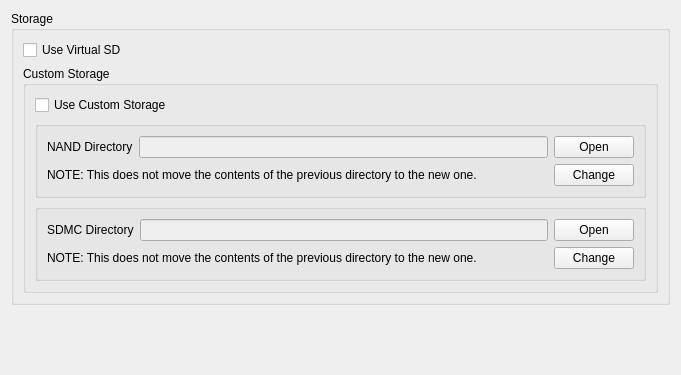
yeager/Borked3DS, file src/borked3ds_qt/configuration/configure_storage.ui: the form before one commit.
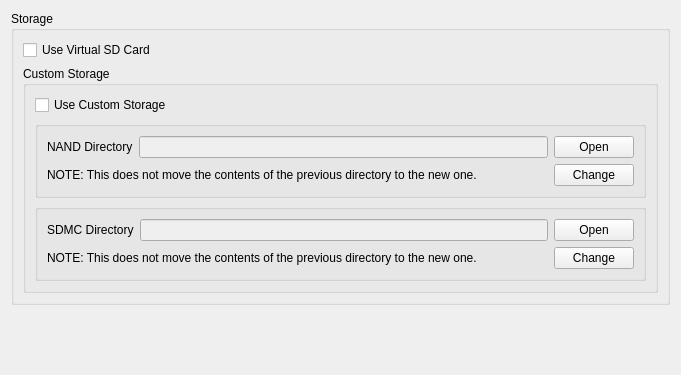
The form after the commit.

Commit message: Android: Implement `Use Virtual SD Card` setting (#269)

```diff
--- a/src/borked3ds_qt/configuration/configure_storage.ui
+++ b/src/borked3ds_qt/configuration/configure_storage.ui
@@ -27,7 +27,7 @@
           <item>
            <widget class="QCheckBox" name="toggle_virtual_sd">
             <property name="text">
-             <string>Use Virtual SD</string>
+             <string>Use Virtual SD Card</string>
             </property>
            </widget>
           </item>
```
Left out of the diff: 3 changed lines with no effect on the pictures. The commit also changes 3 other files.
